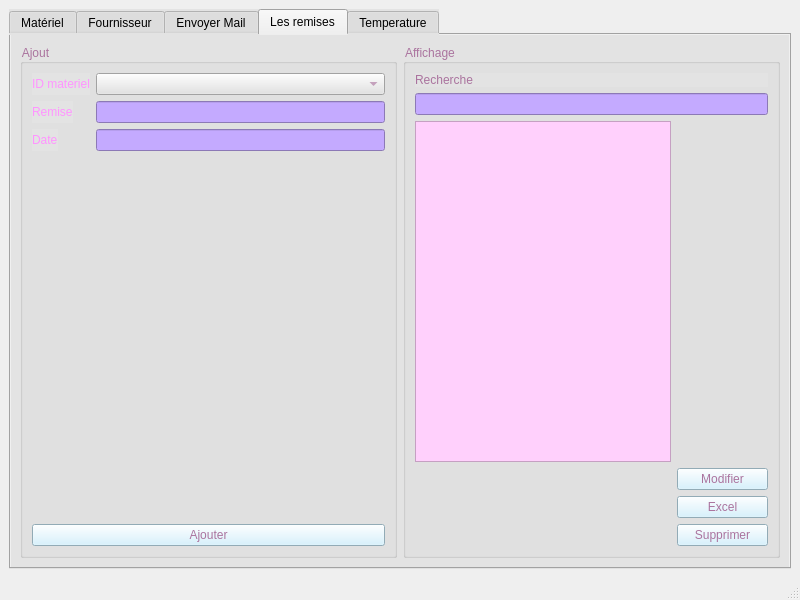
Above: Gestion_Materiel/Atelier_Connexion/mainwindow.ui from saraelarbi/PlanResto before the change. Below: the same form after it.
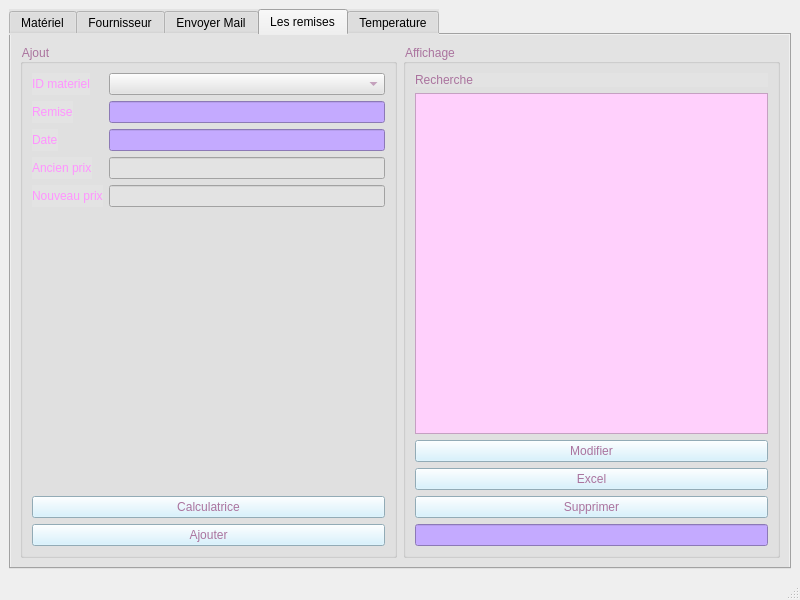
That is the form after the change. The open tabs and pages were chosen to show the change. Icons and pictures are not drawn.

Commit message: valeur ajoutee : calculatrice

Patch:
```diff
--- a/Gestion_Materiel/Atelier_Connexion/mainwindow.ui
+++ b/Gestion_Materiel/Atelier_Connexion/mainwindow.ui
@@ -1174,8 +1174,47 @@
                  </property>
                 </widget>
                </item>
+               <item row="3" column="0">
+                <widget class="QLabel" name="label_32">
+                 <property name="styleSheet">
+                  <string notr="true">color: rgb(255, 148, 255);</string>
+                 </property>
+                 <property name="text">
+                  <string>Ancien prix</string>
+                 </property>
+                </widget>
+               </item>
+               <item row="4" column="0">
+                <widget class="QLabel" name="label_33">
+                 <property name="styleSheet">
+                  <string notr="true">color: rgb(255, 148, 255);</string>
+                 </property>
+                 <property name="text">
+                  <string>Nouveau prix</string>
+                 </property>
+                </widget>
+               </item>
+               <item row="3" column="1">
+                <widget class="QLineEdit" name="ancien_prix"/>
+               </item>
+               <item row="4" column="1">
+                <widget class="QLineEdit" name="nouveau_prix"/>
+               </item>
               </layout>
              </item>
+             <item>
+              <widget class="QPushButton" name="calculatrice">
+               <property name="styleSheet">
+                <string notr="true">background-color: rgb(205, 240, 255);
+
+
+font: 75 11pt &quot;MS Shell Dlg 2&quot;;</string>
+               </property>
+               <property name="text">
+                <string>Calculatrice</string>
+               </property>
+              </widget>
+             </item>
              <item>
               <widget class="QPushButton" name="ajout_remise">
                <property name="styleSheet">
@@ -1213,29 +1252,22 @@
               </property>
               <layout class="QVBoxLayout" name="verticalLayout_14">
                <item>
-                <widget class="QLabel" name="label_29">
-                 <property name="text">
-                  <string>Recherche</string>
-                 </property>
-                </widget>
-               </item>
-               <item>
-                <widget class="QLineEdit" name="recherche2">
-                 <property name="styleSheet">
-                  <string notr="true">background-color: rgb(196, 170, 255);</string>
-                 </property>
-                </widget>
-               </item>
-               <item>
-                <layout class="QFormLayout" name="formLayout_19">
-                 <item row="0" column="0">
+                <layout class="QVBoxLayout" name="verticalLayout_8">
+                 <item>
+                  <widget class="QLabel" name="label_29">
+                   <property name="text">
+                    <string>Recherche</string>
+                   </property>
+                  </widget>
+                 </item>
+                 <item>
                   <widget class="QTableView" name="tab_rem">
                    <property name="styleSheet">
                     <string notr="true">background-color: rgb(255, 208, 252);</string>
                    </property>
                   </widget>
                  </item>
-                 <item row="1" column="1">
+                 <item>
                   <widget class="QPushButton" name="modifier_remise">
                    <property name="styleSheet">
                     <string notr="true">background-color: rgb(205, 240, 255);
@@ -1251,7 +1283,7 @@
                    </property>
                   </widget>
                  </item>
-                 <item row="2" column="1">
+                 <item>
                   <widget class="QPushButton" name="excel_remise">
                    <property name="styleSheet">
                     <string notr="true">background-color: rgb(205, 240, 255);
@@ -1264,7 +1296,7 @@
                    </property>
                   </widget>
                  </item>
-                 <item row="3" column="1">
+                 <item>
                   <widget class="QPushButton" name="supp_remise">
                    <property name="styleSheet">
                     <string notr="true">background-color: rgb(205, 240, 255);
@@ -1277,6 +1309,13 @@
                    </property>
                   </widget>
                  </item>
+                 <item>
+                  <widget class="QLineEdit" name="recherche2">
+                   <property name="styleSheet">
+                    <string notr="true">background-color: rgb(196, 170, 255);</string>
+                   </property>
+                  </widget>
+                 </item>
                 </layout>
                </item>
               </layout>
```
Left out of the diff: 10 changed lines with no effect on the pictures. The commit also changes 9 other files.
